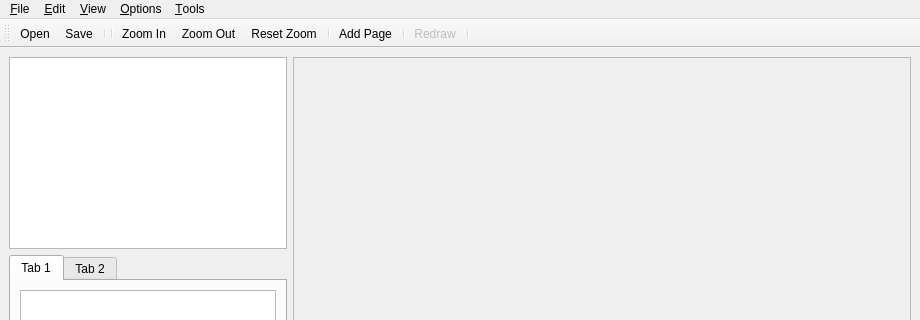
giorgio93p/book-embeddings, file project/mainwindow.ui: the form before one commit; both pictures show x 0 to 920 and y 0 to 320 of the 920 by 720 pixel window.
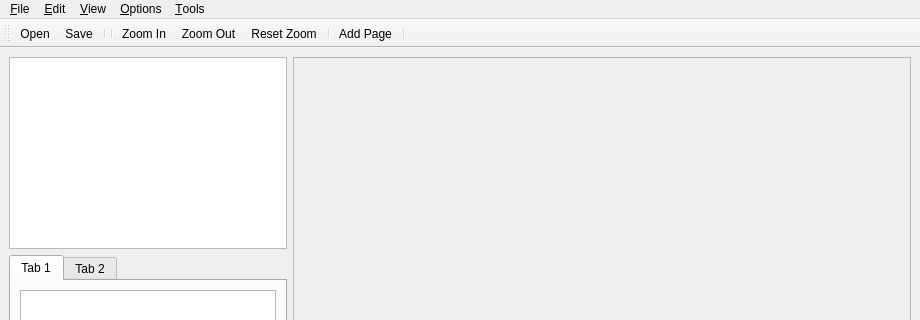
The form after the commit. Icons and pictures are not drawn.

What changed in the file:
```diff
--- a/project/mainwindow.ui
+++ b/project/mainwindow.ui
@@ -404,8 +404,6 @@
    <addaction name="separator"/>
    <addaction name="actionAddPage"/>
    <addaction name="separator"/>
-   <addaction name="actionRedraw"/>
-   <addaction name="separator"/>
   </widget>
   <action name="actionNew">
    <property name="icon">
```
Left out of the diff: 83 changed lines with no effect on the pictures.
